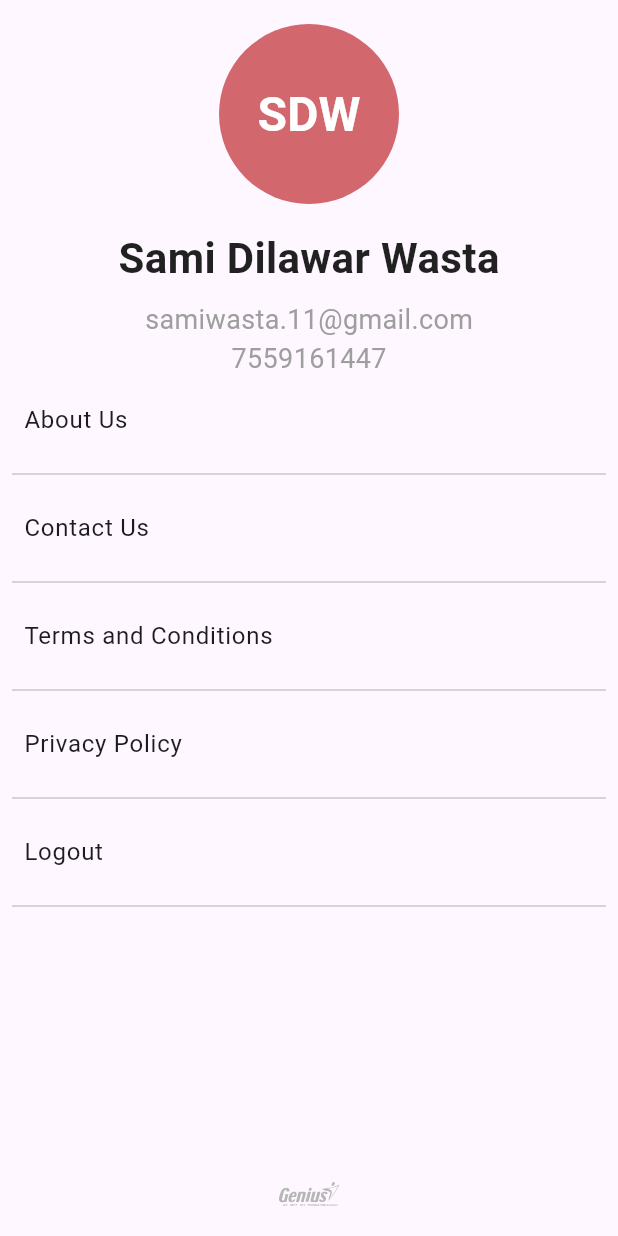
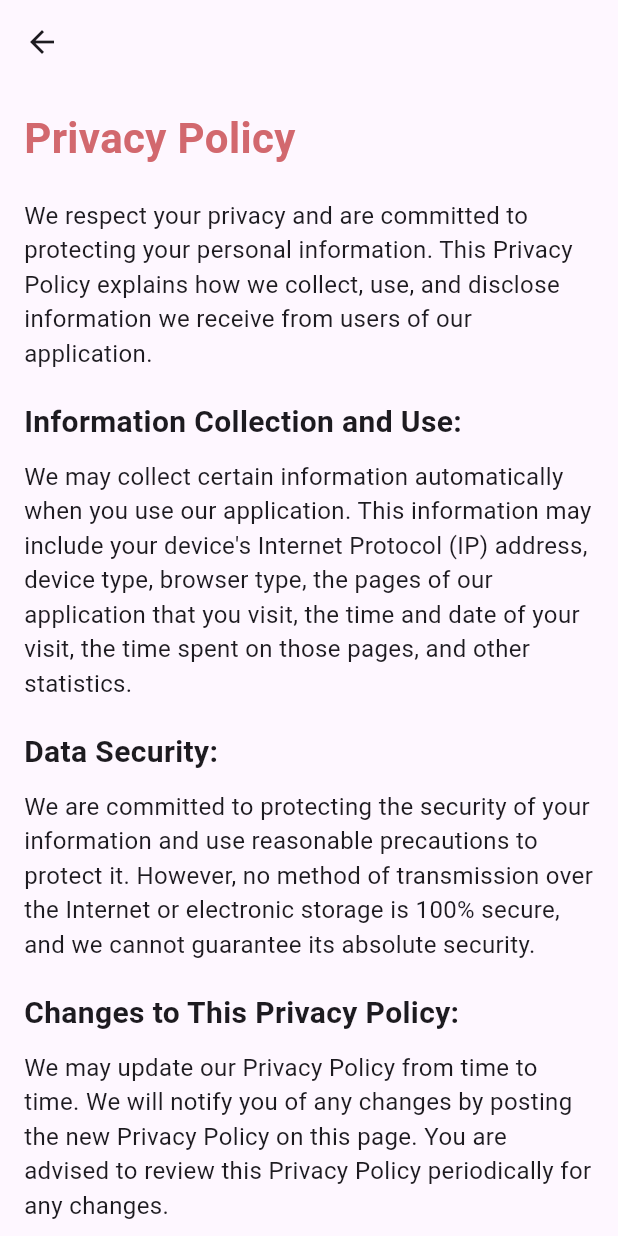
Before and after one commit to samiwasta/Genius_Institute, a Flutter app: the ProfileScreen screen opened directly, after a tap on "Privacy Policy", on a phone screen of 412 x 824 dp. Run offline on Flutter 3.47's test engine with Material 3 defaults, Android fonts, the light colour scheme and no system bars; our stand-ins replace chips_choice_null_safety, cloud_firestore, firebase_core, flutter_svg, google_maps_flutter, intl_phone_number_input and 1 more; accounts and stored records are empty.

Commit message:
new commit

```diff
--- a/lib/main.dart
+++ b/lib/main.dart
@@ -1,4 +1,7 @@
 import 'package:genius/screens/aboutUs.dart';
+import 'package:genius/screens/contactUs.dart';
+import 'package:genius/screens/privacyPolicy.dart';
+import 'package:genius/screens/termsAndConditions.dart';
 import 'package:genius/utilities/bottomNavigationBar.dart';
 import 'package:genius/screens/study.dart';
 import 'package:genius/screens/register.dart';
@@ -48,6 +51,12 @@ class MyApp extends StatelessWidget {
             return MaterialPageRoute(builder: (_) => const StudyScreen());
           case '/aboutUs' :
             return MaterialPageRoute(builder: (_) => const AboutUs());
+          case '/contactUs' :
+            return MaterialPageRoute(builder: (_) => ContactUsScreen());
+          case '/termsAndConditions' :
+            return MaterialPageRoute(builder: (_) => TermsAndConditions());
+          case '/privacyPolicy' :
+            return MaterialPageRoute(builder: (_) => PrivacyPolicy());
           default:
             return MaterialPageRoute(builder: (_) => const Login());
         }
--- a/lib/screens/aboutUs.dart
+++ b/lib/screens/aboutUs.dart
@@ -7,6 +7,7 @@ class AboutUs extends StatelessWidget {
   @override
   Widget build(BuildContext context) {
     return Scaffold(
+      appBar: AppBar(),
       body: Padding(
         padding: const EdgeInsets.all(16.0),
         child: Column(
--- /dev/null
+++ b/lib/screens/privacyPolicy.dart
@@ -0,0 +1,84 @@
+import 'package:flutter/material.dart';
+
+class PrivacyPolicy extends StatelessWidget {
+  @override
+  Widget build(BuildContext context) {
+    return Scaffold(
+      appBar: AppBar(),
+      body: SingleChildScrollView(
+        padding: EdgeInsets.all(16.0),
+        child: Column(
+          crossAxisAlignment: CrossAxisAlignment.start,
+          children: [
+            SafeArea(child: SizedBox()),
+            Text(
+              'Privacy Policy',
+              style: TextStyle(
+                fontSize: 28,
+                fontWeight: FontWeight.w700,
+                color: Color(0xFFD2686E),
+              ),
+            ),
+            SizedBox(height: 20),
+            Text(
+              'We respect your privacy and are committed to protecting your personal information. This Privacy Policy explains how we collect, use, and disclose information we receive from users of our application.',
+              style: TextStyle(fontSize: 16),
+            ),
+            SizedBox(height: 20),
+            Text(
+              'Information Collection and Use:',
+              style: TextStyle(
+                fontSize: 20,
+                fontWeight: FontWeight.bold,
+              ),
+            ),
+            SizedBox(height: 10),
+            Text(
+              'We may collect certain information automatically when you use our application. This information may include your device\'s Internet Protocol (IP) address, device type, browser type, the pages of our application that you visit, the time and date of your visit, the time spent on those pages, and other statistics.',
+              style: TextStyle(fontSize: 16),
+            ),
+            SizedBox(height: 20),
+            Text(
+              'Data Security:',
+              style: TextStyle(
+                fontSize: 20,
+                fontWeight: FontWeight.bold,
+              ),
+            ),
+            SizedBox(height: 10),
+            Text(
+              'We are committed to protecting the security of your information and use reasonable precautions to protect it. However, no method of transmission over the Internet or electronic storage is 100% secure, and we cannot guarantee its absolute security.',
+              style: TextStyle(fontSize: 16),
+            ),
+            SizedBox(height: 20),
+            Text(
+              'Changes to This Privacy Policy:',
+              style: TextStyle(
+                fontSize: 20,
+                fontWeight: FontWeight.bold,
+              ),
+            ),
+            SizedBox(height: 10),
+            Text(
+              'We may update our Privacy Policy from time to time. We will notify you of any changes by posting the new Privacy Policy on this page. You are advised to review this Privacy Policy periodically for any changes.',
+              style: TextStyle(fontSize: 16),
+            ),
+            SizedBox(height: 20),
+            Text(
+              'Contact Us:',
+              style: TextStyle(
+                fontSize: 20,
+                fontWeight: FontWeight.bold,
+              ),
+            ),
+            SizedBox(height: 10),
+            Text(
+              'If you have any questions about our Privacy Policy, please contact us.',
+              style: TextStyle(fontSize: 16),
+            ),
+          ],
+        ),
+      ),
+    );
+  }
+}
--- a/lib/screens/profile.dart
+++ b/lib/screens/profile.dart
@@ -89,7 +89,7 @@ class _ProfileScreenState extends State<ProfileScreen> {
                 ListTile(
                   title: const Text('Contact Us'),
                   onTap: () {
-                    // Navigate to Contact Us screen
+                    Navigator.pushNamed(context, '/contactUs');
                   },
                 ),
                 const Padding(
@@ -99,7 +99,7 @@ class _ProfileScreenState extends State<ProfileScreen> {
                 ListTile(
                   title: const Text('Terms and Conditions'),
                   onTap: () {
-                    // Navigate to Terms and Conditions screen
+                    Navigator.pushNamed(context, '/termsAndConditions');
                   },
                 ),
                 const Padding(
@@ -109,7 +109,7 @@ class _ProfileScreenState extends State<ProfileScreen> {
                 ListTile(
                   title: const Text('Privacy Policy'),
                   onTap: () {
-                    // Navigate to Privacy Policy screen
+                    Navigator.pushNamed(context, '/privacyPolicy');
                   },
                 ),
                 const Padding(
--- a/pubspec.yaml
+++ b/pubspec.yaml
@@ -42,6 +42,8 @@ dependencies:
   cloud_firestore: ^4.15.5
   shared_preferences: ^2.2.2
   flutter_inappwebview: ^6.0.0
+  url_launcher: ^6.2.5
+  google_maps_flutter: ^2.5.3
 
 dev_dependencies:
   flutter_test:
```
Also changed, not shown: lib/screens/contactUs.dart (added, +134 -0 lines), lib/screens/termsAndConditions.dart (added, +131 -0 lines), pubspec.lock, 2 other files.
